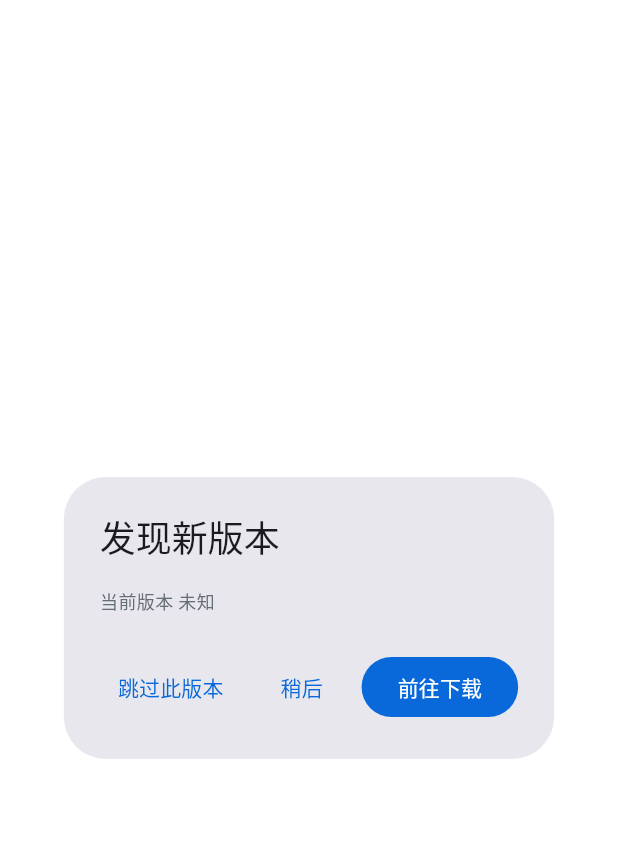
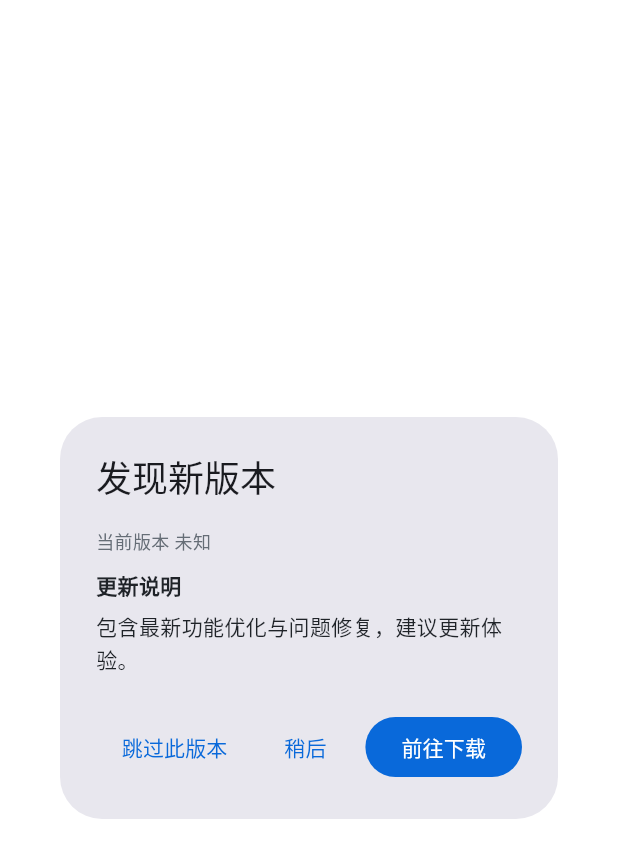
Before and after one commit to myadmin/flutter-github, a Flutter app: the _GhUpdateDialog widget shown alone on an empty page, opened directly with empty values, on a phone screen of 412 x 824 dp. Shown: the top 858 px of the screen. Run offline on Flutter 3.47's test engine with Material 3 defaults, Android fonts, the phone set to English and light mode, and no system bars; our stand-ins replace dio, flutter_markdown_plus, get, package_info_plus, shared_preferences; accounts and stored records are empty; network calls fail.

Commit message:
feat(release): 自动生成 GitHub Release 更新说明并优化应用内更新日志渲染

```diff
--- a/lib/components/common/gh_update_dialog.dart
+++ b/lib/components/common/gh_update_dialog.dart
@@ -1,5 +1,6 @@
 import 'package:dio/dio.dart';
 import 'package:flutter/material.dart';
+import 'package:gh_explorer/components/common/gh_markdown_view.dart';
 import 'package:gh_explorer/constants/app_text_styles.dart';
 import 'package:gh_explorer/constants/app_theme.dart';
 import 'package:gh_explorer/models/app_release.dart';
@@ -182,22 +183,31 @@ class _GhUpdateDialogState extends State<_GhUpdateDialog> {
 
     switch (_stage) {
       case _UpdateDialogStage.ready:
-        return ConstrainedBox(
-          constraints: const BoxConstraints(maxWidth: 360, maxHeight: 320),
+        final summaryNotes = widget.release.updateSummaryNotes;
+        final displayNotes = summaryNotes.isNotEmpty
+            ? summaryNotes
+            : '包含最新功能优化与问题修复，建议更新体验。';
+        return SizedBox(
+          width: 320,
+          child: ConstrainedBox(
+            constraints: const BoxConstraints(maxHeight: 320),
             child: SingleChildScrollView(
               child: Column(
                 crossAxisAlignment: CrossAxisAlignment.start,
                 mainAxisSize: MainAxisSize.min,
                 children: [
                   Text(summary, style: AppTextStyles.caption),
-                if (widget.release.notes.trim().isNotEmpty) ...[
                   const SizedBox(height: 10),
-                  Text(
-                    widget.release.notes.trim(),
-                    style: AppTextStyles.bodySmall.copyWith(height: 1.55),
+                  const Text('更新说明', style: AppTextStyles.bodyStrong),
+                  const SizedBox(height: 6),
+                  GhMarkdownView(
+                    data: displayNotes,
+                    owner: 'myadmin',
+                    repo: 'flutter-github',
+                    branch: 'master',
                   ),
                 ],
-              ],
+              ),
             ),
           ),
         );
--- a/lib/models/app_release.dart
+++ b/lib/models/app_release.dart
@@ -102,6 +102,59 @@ class AppRelease {
     return versionName.isNotEmpty ? 'v$versionName' : tagName;
   }
 
+  /// 提取适合在应用内弹窗展示的更新说明（优先抽取 `## 本次更新` 段落，剔除安装包下载表格与冗余尾部指引）
+  String get updateSummaryNotes {
+    final trimmed = notes.trim();
+    if (trimmed.isEmpty) return '';
+
+    final lines = trimmed.replaceAll('\r\n', '\n').split('\n');
+    final extracted = <String>[];
+    var inUpdateSection = false;
+    var foundUpdateHeading = false;
+
+    for (final line in lines) {
+      final t = line.trim();
+      if (t.startsWith('## ')) {
+        final heading = t.substring(3).trim();
+        if (heading.startsWith('本次更新') ||
+            heading.startsWith('更新说明') ||
+            heading.startsWith('更新内容') ||
+            heading.toLowerCase().startsWith("what's changed")) {
+          foundUpdateHeading = true;
+          inUpdateSection = true;
+          continue;
+        }
+        if (inUpdateSection) {
+          break;
+        }
+      }
+      if (inUpdateSection) {
+        extracted.add(line);
+      }
+    }
+
+    if (foundUpdateHeading) {
+      return extracted.join('\n').trim();
+    }
+
+    // 若 Release 正文未分节，过滤掉 CI 附带的「Android 安装包 / 安装说明」固定章节
+    final fallback = <String>[];
+    var skipBoilerplate = false;
+    for (final line in lines) {
+      final t = line.trim();
+      if (t.startsWith('## ')) {
+        final heading = t.substring(3).trim();
+        skipBoilerplate =
+            heading.startsWith('Android 安装包') || heading.startsWith('安装说明');
+        if (skipBoilerplate) continue;
+      }
+      if (!skipBoilerplate) {
+        fallback.add(line);
+      }
+    }
+    return fallback.join('\n').trim();
+  }
+
   /// 根据当前设备支持的 ABI 优先级挑选最匹配的 `.apk` 产物
   ReleaseAsset? pickAndroidApkAsset({
     List<String> supportedAbis = const ['arm64-v8a', 'armeabi-v7a', 'x86_64'],
```
Also changed, not shown: 4 other files. Lines whose indentation alone changed are shown as unchanged.
